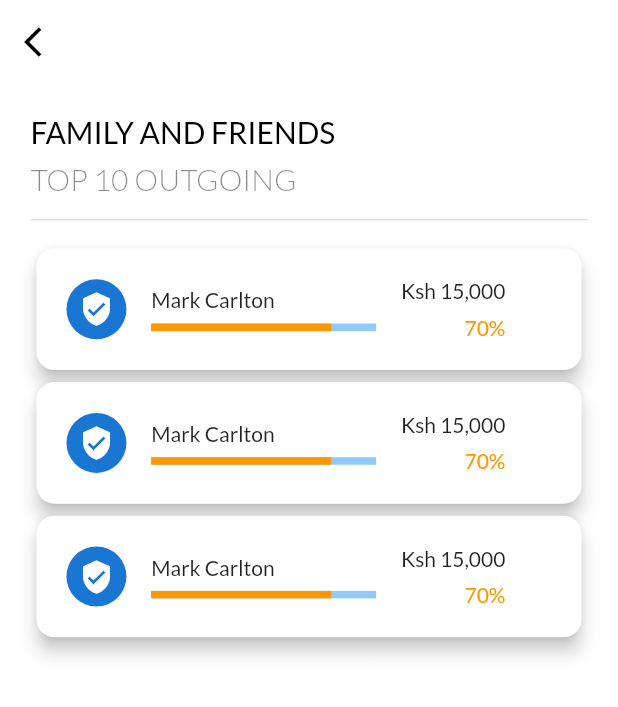
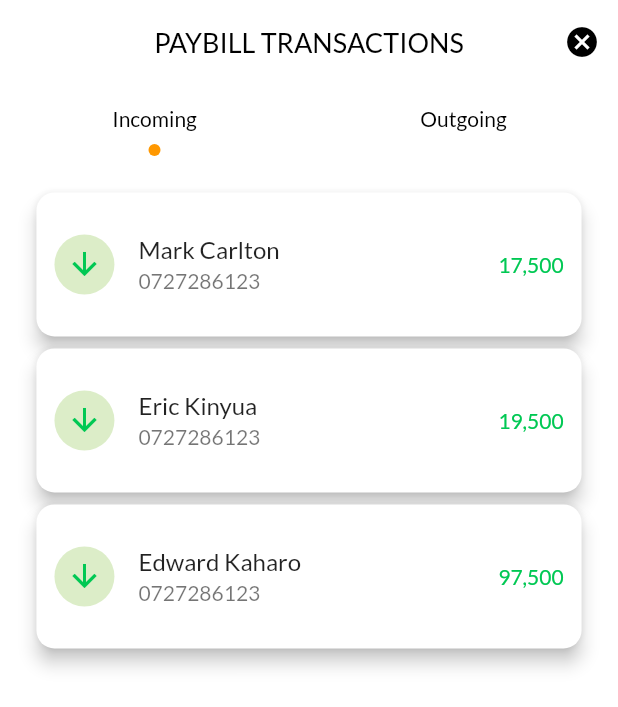
Before and after one commit to CarltonK/kweli-score, a Flutter app: the SimbaSpend screen opened directly, on a phone screen of 412 x 824 dp. Shown: the top 707 px of the screen. Run offline on Flutter 3.47's test engine with Material 2 defaults, Android fonts, the light colour scheme and no system bars; our stand-ins replace animated_bottom_navigation_bar, firebase_analytics, firebase_core, firebase_crashlytics, firebase_messaging, flutter_spinkit and 4 more; accounts and stored records are empty.

Commit message:
KS-44 #comment Spending Card and Transaction pages

```diff
--- a/lib/screens/home/screens/spendingBreakdown/simba_spend.dart
+++ b/lib/screens/home/screens/spendingBreakdown/simba_spend.dart
@@ -3,19 +3,12 @@ import 'package:kweliscore/utilities/utilities.dart';
 import 'package:kweliscore/widgets/widgets.dart';
 
 class SimbaSpend extends StatelessWidget {
-  const SimbaSpend({Key? key}) : super(key: key);
+  SimbaSpend({Key? key}) : super(key: key);
+  final List<String> _tabs = ['Incoming', 'Outgoing'];
+  final dynamic _cards = ['Incoming', 'Outgoing'];
 
-  @override
-  Widget build(BuildContext context) {
-    return Scaffold(
-      appBar: AppBar(
-        leading: IconButton(
-            onPressed: () {
-              Navigator.pop(context);
-            },
-            icon: Icon(Icons.arrow_back_ios)),
-      ),
-      body: Container(
+  final List<Widget> _children = [
+    Container(
       margin: EdgeInsets.symmetric(
         vertical: getProportionateScreenHeight(20),
         horizontal: getProportionateScreenHeight(20),
@@ -24,35 +17,85 @@ class SimbaSpend extends StatelessWidget {
         child: Column(
           crossAxisAlignment: CrossAxisAlignment.start,
           children: [
-              Text(
-                'FAMILY AND FRIENDS',
-                style: TextStyle(
-                  fontWeight: FontWeight.w400,
-                  fontSize: 20,
-                  color: Colors.black,
+            SpendingCard(
+              isIncoming: true,
+              phoneNumber: '0727286123',
+              name: 'Mark Carlton',
+              amount: '17,500',
             ),
+            SpendingCard(
+              isIncoming: true,
+              phoneNumber: '0727286123',
+              name: 'Eric Kinyua',
+              amount: '19,500',
             ),
-              SizedBox(height: getProportionateScreenHeight(7)),
-              Text(
-                'TOP 10 OUTGOING',
-                style: TextStyle(
-                  fontWeight: FontWeight.w300,
-                  fontSize: 20,
-                  color: Colors.black45,
+            SpendingCard(
+              isIncoming: true,
+              phoneNumber: '0727286123',
+              name: 'Edward Kaharo',
+              amount: '97,500',
             ),
-              ),
-              SizedBox(height: getProportionateScreenHeight(7)),
-              Divider(
-                thickness: 1,
-              ),
-              SizedBox(height: getProportionateScreenHeight(7)),
-              SpendingCard(),
-              SpendingCard(),
-              SpendingCard(),
           ],
         ),
       ),
     ),
+    Container(
+      margin: EdgeInsets.symmetric(
+        vertical: getProportionateScreenHeight(20),
+        horizontal: getProportionateScreenHeight(20),
+      ),
+      child: SingleChildScrollView(
+        child: Column(
+          crossAxisAlignment: CrossAxisAlignment.start,
+          children: [
+            SpendingCard(
+              phoneNumber: '0727286123',
+              name: 'Mark Carlton',
+              amount: '17,500',
+            ),
+            SpendingCard(
+              phoneNumber: '0727286123',
+              name: 'Eric Kinyua',
+              amount: '19,500',
+            ),
+            SpendingCard(
+              phoneNumber: '0727286123',
+              name: 'Edward Kaharo',
+              amount: '97,500',
+            ),
+          ],
+        ),
+      ),
+    ),
+  ];
+  @override
+  Widget build(BuildContext context) {
+    return DefaultTabController(
+      length: 2,
+      child: Scaffold(
+          appBar: AppBar(
+            leading: Container(),
+            title: Text('PAYBILL TRANSACTIONS',
+                style: Constants.kHeadlineStyle
+                    .copyWith(fontWeight: FontWeight.normal, fontSize: 18)),
+            centerTitle: true,
+            backgroundColor: Palette.backgroundWhite,
+            elevation: 0,
+            actions: [
+              GlobalCircleButton(
+                icon: Icons.cancel,
+                color: Colors.black,
+                onPressed: () => Navigator.of(context).pop(),
+              )
+            ],
+            bottom: TabBar(
+              tabs: _tabs.map((e) => TabWidget(title: e)).toList(),
+              indicator:
+                  CircularTabIndicator(color: Palette.ksmartPrimary, radius: 4),
+              indicatorPadding: const EdgeInsets.all(-5),
+            ),
+          ),
+          body: TabBarView(children: _children)),
     );
   }
 }
--- /dev/null
+++ b/lib/widgets/global/global_circular_tab_indicator.dart
@@ -0,0 +1,26 @@
+import 'package:flutter/material.dart';
+
+class CircularTabIndicator extends Decoration {
+  final BoxPainter _painter;
+  CircularTabIndicator({
+    required Color color,
+    required double radius,
+  }) : _painter = _CirclePainter(color, radius);
+  @override
+  BoxPainter createBoxPainter([VoidCallback? onChanged]) => _painter;
+}
+
+class _CirclePainter extends BoxPainter {
+  final Paint _paint;
+  final double radius;
+  _CirclePainter(Color color, this.radius)
+      : _paint = Paint()
+          ..color = color
+          ..isAntiAlias = true;
+  @override
+  void paint(Canvas canvas, Offset offset, ImageConfiguration cfg) {
+    final Offset circleOffset =
+        offset + Offset(cfg.size!.width / 2, cfg.size!.height - radius - 5);
+    canvas.drawCircle(circleOffset, radius, _paint);
+  }
+}
--- a/lib/widgets/global/global_spending_card.dart
+++ b/lib/widgets/global/global_spending_card.dart
@@ -4,7 +4,14 @@ import 'package:kweliscore/utilities/utilities.dart';
 class SpendingCard extends StatelessWidget {
   const SpendingCard({
     Key? key,
+    this.isIncoming = false,
+    required this.name,
+    required this.phoneNumber,
+    required this.amount,
   }) : super(key: key);
+
+  final bool isIncoming;
+  final String name, phoneNumber, amount;
 
   @override
   Widget build(BuildContext context) {
@@ -13,47 +20,22 @@ class SpendingCard extends StatelessWidget {
         borderRadius: BorderRadius.circular(12),
       ),
       elevation: 5,
-      child: Container(
-        padding: const EdgeInsets.symmetric(
-          vertical: 20,
-          horizontal: 20,
+      child: ListTile(
+        contentPadding: const EdgeInsets.all(12),
+        leading: CircleAvatar(
+          backgroundColor:
+              isIncoming ? Colors.lightGreen[100] : Colors.red[100],
+          child: Icon(
+            isIncoming ? Icons.arrow_downward : Icons.arrow_upward,
+            color: isIncoming ? Colors.greenAccent[700] : Colors.red[900],
+          ),
         ),
-        child: Row(
-          children: [
-            CircleAvatar(
-              child: Icon(Icons.verified_user),
-            ),
-            SizedBox(width: getProportionateScreenWidth(15)),
-            Column(
-              crossAxisAlignment: CrossAxisAlignment.start,
-              children: [
-                Text('Mark Carlton'),
-                SizedBox(height: getProportionateScreenHeight(7)),
-                Container(
-                  width: 150,
-                  child: LinearProgressIndicator(
-                    value: 0.8,
-                    color: Palette.ksmartPrimary,
-                    minHeight: 5,
-                  ),
-                ),
-              ],
-            ),
-            SizedBox(width: getProportionateScreenWidth(15)),
-            Column(
-              crossAxisAlignment: CrossAxisAlignment.end,
-              children: [
-                Text('Ksh 15,000'),
-                SizedBox(height: getProportionateScreenHeight(7)),
-                Text(
-                  '70%',
-                  style: TextStyle(
-                    color: Palette.ksmartPrimary,
-                  ),
-                )
-              ],
-            ),
-          ],
+        title: Text(name),
+        subtitle: Text(phoneNumber),
+        trailing: Text(
+          amount,
+          style: TextStyle(
+              color: isIncoming ? Colors.greenAccent[700] : Colors.red[900]),
         ),
       ),
     );
--- /dev/null
+++ b/lib/widgets/global/global_tab_widget.dart
@@ -0,0 +1,18 @@
+import 'package:flutter/material.dart';
+import 'package:kweliscore/utilities/utilities.dart';
+
+class TabWidget extends StatelessWidget {
+  TabWidget({
+    Key? key,
+    required this.title,
+  }) : super(key: key);
+  final String title;
+  @override
+  Widget build(BuildContext context) {
+    return Tab(
+      child: Text(title,
+          style:
+              Constants.blackBoldNormal.copyWith(fontWeight: FontWeight.w400)),
+    );
+  }
+}
--- a/lib/widgets/widgets.dart
+++ b/lib/widgets/widgets.dart
@@ -20,3 +20,5 @@ export 'global/global_circle_button.dart';
 export 'global/global_menu_item.dart';
 export 'global/global_score_widget.dart';
 export 'global/global_spending_card.dart';
+export 'global/global_tab_widget.dart';
+export 'global/global_circular_tab_indicator.dart';
```
Lines whose indentation alone changed are shown as unchanged.
